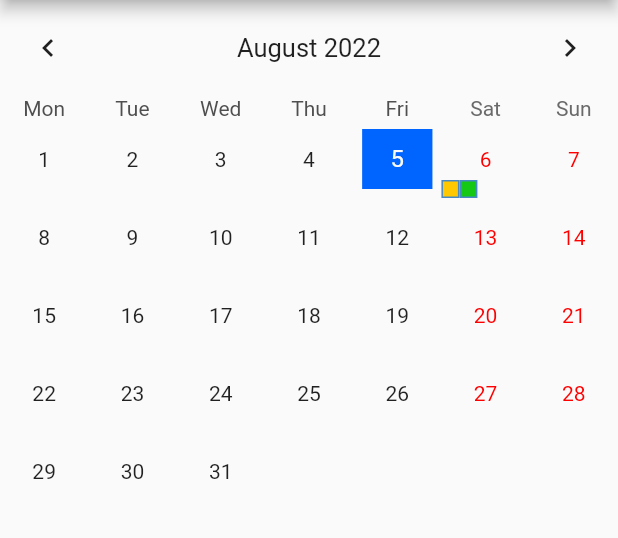
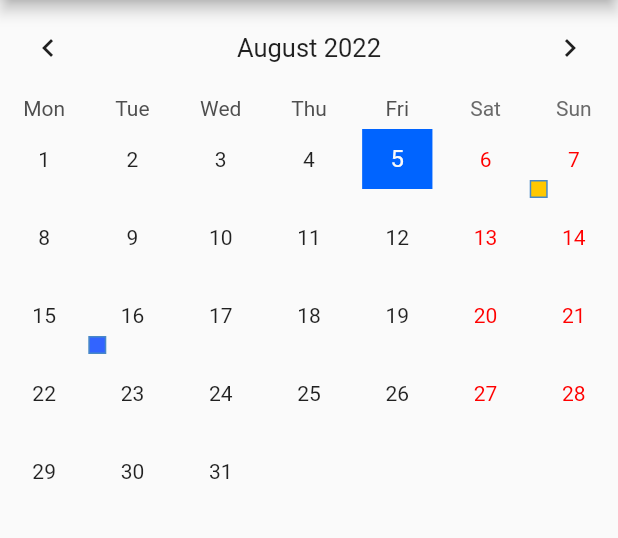
Before and after one commit to NoraLuay/mandaean-calendar-2023, a Flutter app: the screen it shows after launch, after a tap on "English", on a phone screen of 412 x 824 dp, the part 84-622 px from its top. Run offline on Flutter 3.47's test engine with Material 2 defaults, Android fonts, the phone set to English and light mode, and no system bars; drawn by our look-alikes of table_calendar; our stand-ins replace get, shared_preferences; generated files the repository leaves out were written again.

Commit message:
WIP: events translated but with parameters sent in constructors

```diff
--- a/lib/components/events_example.dart
+++ b/lib/components/events_example.dart
@@ -8,15 +8,21 @@ import 'package:table_calendar/table_calendar.dart';
 
 import '../utils.dart';
 
+
 class TableEventsExample extends StatefulWidget {
+    final Map<DateTime, List<Event>> calendarEvents;
+  const TableEventsExample({required this.calendarEvents});
+
   @override
-  _TableEventsExampleState createState() => _TableEventsExampleState();
+  _TableEventsExampleState createState() => _TableEventsExampleState(calendarEvents);
 }
 
 class _TableEventsExampleState extends State<TableEventsExample> {
   late final ValueNotifier<List<Event>> _selectedEvents;
   DateTime _focusedDay = DateTime.now();
   DateTime? _selectedDay;
+  final Map<DateTime, List<Event>> calendarEvents;
+  _TableEventsExampleState(this.calendarEvents);
 
   @override
   void initState() {
@@ -33,8 +39,7 @@ class _TableEventsExampleState extends State<TableEventsExample> {
   }
 
   List<Event> _getEventsForDay(DateTime day) {
-    // Implementation example
-    return kEvents[day] ?? [];
+    return events[day] ?? [];
   }
 
   void _onDaySelected(DateTime selectedDay, DateTime focusedDay) {
--- a/lib/l10n/app_ar.arb
+++ b/lib/l10n/app_ar.arb
@@ -1,14 +1,46 @@
 {
-    "appTitle": "Mandaean kalender",
-    "notification": "Notifikation",
-    "language": "Språk",
-    "about": "Om",
-    "chooseLanguage": "Välj språk",
-    "close": "Stäng",
-    "aboutDescription": "شكراً لك على استخدام التقويم المندائي!\n\nالتقويم لديه جميع المناسبات لعام ٢٠٢٢، مع كل مناسبة ولونها الخاص.\nسيؤدي الضغط على تاريخ ملون إلى عرض معلومات إضافية تخص المناسبات في ذلك اليوم.\n\nآملي أن يكون التقويم مفيداً، كما هو هدفي الرئيسي لتحقيقه.\n\nإذا كان لديك أي أسئلة، اقتراحات، أو أي شيء آخر، لا تترددوا في الاتصال بي.\n\nارشد فندي و نورا السداوي\narshad.fendi@gmail.com",
-    "colorsDescription": "وصف الألوان",
-    "religiousOccasion": "مناسبة دينية",
-    "beginningOfTheMonth": "رأس الشهر",
-    "lightDayOfFasting": "يوم أمبطل خفيف",
-    "heavyDayOfFasting": "يوم أمبطل ثقيل"
+  "appTitle": "تقويم المندائي",
+  "notification": "اشعارات",
+  "language": "لغة",
+  "about": "حول",
+  "chooseLanguage": "اختر لغة",
+  "close": "إغلاق",
+  "aboutDescription": "شكراً لك على استخدام التقويم المندائي!\n\nالتقويم لديه جميع المناسبات لعام ٢٠٢٢، مع كل مناسبة ولونها الخاص.\nسيؤدي الضغط على تاريخ ملون إلى عرض معلومات إضافية تخص المناسبات في ذلك اليوم.\n\nآملي أن يكون التقويم مفيداً، كما هو هدفي الرئيسي لتحقيقه.\n\nإذا كان لديك أي أسئلة، اقتراحات، أو أي شيء آخر، لا تترددوا في الاتصال بي.\n\nارشد فندي و نورا السداوي\narshad.fendi@gmail.com",
+  "colorsDescription": "وصف الألوان",
+  "religiousOccasion": "مناسبة دينية",
+  "beginningOfTheMonth": "رأس الشهر",
+  "lightDayOfFasting": "يوم أمبطل خفيف",
+  "heavyDayOfFasting": "يوم أمبطل ثقيل",
+  "comment_calendar_events_1": "=========== Events in calendar ===========",
+  "calendar_event_banja_day_1": "عيد الخليقة (برونايا) أو (البنجة): يوم ١",
+  "calendar_event_banja_day_2": "عيد الخليقة (برونايا) أو (البنجة): يوم ٢",
+  "calendar_event_banja_day_3": "عيد الخليقة (برونايا) أو (البنجة): يوم ٣",
+  "calendar_event_banja_day_4": "عيد الخليقة (برونايا) أو (البنجة): يوم ٤",
+  "calendar_event_banja_day_5": "عيد الخليقة (برونايا) أو (البنجة): يوم ٥",
+  "calendar_event_dehbaAdDemana": "عيد الديمومة (دِهبا إد دَيمانا)",
+  "calendar_event_kenshiWeZehli": "يوم اللقاء والنقاء (كنشي وزهلي) - اخر يوم السنة المندائية و اول ايام الإعتكاف (الكرصه)",
+  "calendar_event_dehbaAdRaba_1": "العيد الكبير (دِهبا إد ربا) - رأس السنة المندائية و تكملة الإعتكاف (الكرصة)",
+  "calendar_event_dehbaAdRaba_2": "ثاني أيام العيد الكبير - يوم الطلعة",
+  "calendar_event_aiedShoshian_1": "تذكار يوم شوشيان ربا - يوم ١",
+  "calendar_event_aiedShoshian_2": "تذكار يوم شوشيان ربا - يوم ٢",
+  "calendar_event_yomIlTihare": "تذكار يوم الطهارة (يوما اد دكياثا)",
+  "calendar_event_degIlFil": "تذكار يوم الأرتقاء (دك الفل)",
+  "calendar_event_dehbaAdHanena": "العيد الصغير (دهبا إد هَنينا)",
+  "calendar_event_abuAlhiris": "تذكار يوم الثواب (أبو الهريس)",
+  "comment_calendar_events_2": "=======================================",
+  "calendar_beginning_of_month_01": "أول شهر آب المَندائي",
+  "calendar_beginning_of_month_02": "أول شهر إيلول المَندائي",
+  "calendar_beginning_of_month_03": "أول شهر تِشرين المَندائي",
+  "calendar_beginning_of_month_04": "أول شهر مَشروان المَندائي",
+  "calendar_beginning_of_month_05": "أول شهر كانون المَندائي",
+  "calendar_beginning_of_month_06": "أول شهر طابيث المَندائي",
+  "calendar_beginning_of_month_07": "أول شهر شَباط المَندائي",
+  "calendar_beginning_of_month_08": "ول شهر آدار المَندائي",
+  "calendar_beginning_of_month_09": "أول شهر نيسان المَندائي",
+  "calendar_beginning_of_month_10": "أول شهر أيار المَندائي",
+  "calendar_beginning_of_month_11": "أول شهر سيوان المَندائي",
+  "calendar_beginning_of_month_12": "أول شهر تَموز المَندائي",
+  "comment_calendar_events_3": "=======================================",
+  "calendar_heavy_fasting": "يوم أمبطل ثقيل",
+  "calendar_light_fasting": "يوم أمبطل خفيف"
 }
--- a/lib/l10n/app_en.arb
+++ b/lib/l10n/app_en.arb
@@ -11,7 +11,6 @@
   "beginningOfTheMonth": "Beginning of the month",
   "lightDayOfFasting": "Light day of fasting",
   "heavyDayOfFasting": "Heavy day of fasting",
-
   "comment_calendar_events_1": "=========== Events in calendar ===========",
   "calendar_event_banja_day_1": "Benja (pronaya) feast: Day 1",
   "calendar_event_banja_day_2": "Benja (pronaya) feast: Day 2",
--- a/lib/main.dart
+++ b/lib/main.dart
@@ -3,6 +3,7 @@ import 'package:flutter_gen/gen_l10n/app_localizations.dart';
 import 'package:mandaean_calendar_2022/components/ButtonWithIcon.dart';
 import 'package:mandaean_calendar_2022/Constants.dart' as constants;
 import 'package:get/get.dart';
+import 'package:mandaean_calendar_2022/utils.dart';
 import 'package:shared_preferences/shared_preferences.dart';
 
 import 'components/events_example.dart';
@@ -57,6 +58,10 @@ class _MyHomePage extends State<MyHomePage> {
 
   @override
   Widget build(BuildContext context) {
+      Map<DateTime, List<Event>> calendarEvents = loadCalendarEvents(context);
+      events.clear();
+      events.addAll(calendarEvents);
+
     return Scaffold(
       appBar: AppBar(
         title: Text(AppLocalizations.of(context)!.appTitle),
@@ -93,7 +98,7 @@ class _MyHomePage extends State<MyHomePage> {
                   DateLegend(AppLocalizations.of(context)!.heavyDayOfFasting, colorHeavyDayOfFasting),
           ])),
         // body: MyTableCalendar(calendarEvents()),
-        body: TableEventsExample(),
+        body: TableEventsExample(calendarEvents: calendarEvents),
     );
   }
 }
@@ -163,86 +168,249 @@ Future<void> updateLocale(Locale locale, BuildContext context) async {
   Navigator.pop(context);
 }
 
-List calendarEvents() {
-    final _selectedDay = DateTime.now();
+Map<DateTime, List<Event>> loadCalendarEvents(BuildContext context) {
+  final eve = {
+    // Jan
+    DateTime.utc(2022, 1, 6): [
+      Event(const Color(0xFFFFC800),
+          AppLocalizations.of(context)!.lightDayOfFasting)
+    ],
+    DateTime.utc(2022, 1, 14): [
+      Event(const Color(0xFF3264FF),
+          AppLocalizations.of(context)!.calendar_beginning_of_month_01)
+    ],
 
-    Map<DateTime, List> _events = {
-        // Jan
+    // Feb
+    DateTime.utc(2022, 2, 13): [
+      Event(const Color(0xFF3264FF),
+          AppLocalizations.of(context)!.calendar_beginning_of_month_02)
+    ],
 
+    // Mar
+    DateTime.utc(2022, 3, 9): [
+      Event(const Color(0xFFFF0000),
+          AppLocalizations.of(context)!.heavyDayOfFasting)
+    ],
+    DateTime.utc(2022, 3, 10): [
+      Event(const Color(0xFFFF0000),
+          AppLocalizations.of(context)!.heavyDayOfFasting)
+    ],
+    DateTime.utc(2022, 3, 11): [
+      Event(const Color(0xFFFF0000),
+          AppLocalizations.of(context)!.heavyDayOfFasting)
+    ],
+    DateTime.utc(2022, 3, 12): [
+      Event(const Color(0xFFFF0000),
+          AppLocalizations.of(context)!.heavyDayOfFasting)
+    ],
+    DateTime.utc(2022, 3, 13): [
+      Event(const Color(0xFFFF0000),
+          AppLocalizations.of(context)!.heavyDayOfFasting)
+    ],
 
-        DateTime(2022, 1,  6): [{Color(0xFFFFC800): "aaa" }],
-        // DateTime(2022, 1, 14): [{Color(0xFF3264FF): AppLocalizations.of(context).translate("calendar_beginning_of_month_01")}],
-        //
-        // // Feb
-        // DateTime(2022, 2, 13): [{Color(0xFF3264FF): AppLocalizations.of(context).translate("calendar_beginning_of_month_02")}],
-        //
-        // // Mar
-        // DateTime(2022, 3,  9): [{Color(0xFFFF0000): AppLocalizations.of(context).translate("calendar_heavy_fasting")}],
-        // DateTime(2022, 3, 10): [{Color(0xFFFF0000): AppLocalizations.of(context).translate("calendar_heavy_fasting")}],
-        // DateTime(2022, 3, 11): [{Color(0xFFFF0000): AppLocalizations.of(context).translate("calendar_heavy_fasting")}],
-        // DateTime(2022, 3, 12): [{Color(0xFFFF0000): AppLocalizations.of(context).translate("calendar_heavy_fasting")}],
-        // DateTime(2022, 3, 13): [{Color(0xFFFF0000): AppLocalizations.of(context).translate("calendar_heavy_fasting")}],
-        // DateTime(2022, 3, 14): [{Color(0xFF14C815): AppLocalizations.of(context).translate("calendar_event_banja_day_1")}],
-        // DateTime(2022, 3, 15): [{Color(0xFF14C815): AppLocalizations.of(context).translate("calendar_event_banja_day_2")}],
-        // DateTime(2022, 3, 16): [{Color(0xFF14C815): AppLocalizations.of(context).translate("calendar_event_banja_day_3")}],
-        // DateTime(2022, 3, 17): [{Color(0xFF14C815): AppLocalizations.of(context).translate("calendar_event_banja_day_4")}],
-        // DateTime(2022, 3, 18): [{Color(0xFF14C815): AppLocalizations.of(context).translate("calendar_event_banja_day_5")}],
-        // DateTime(2022, 3, 19): [{Color(0xFF3264FF): AppLocalizations.of(context).translate("calendar_beginning_of_month_03")}, {Color(0xFFFFC800): AppLocalizations.of(context).translate("calendar_light_fasting")}],
-        //
-        // // Apr
-        // DateTime(2022, 4, 18): [{Color(0xFF3264FF): AppLocalizations.of(context).translate("calendar_beginning_of_month_04")}],
-        //
-        // // May
-        // DateTime(2022, 5, 18): [{Color(0xFF14C815): AppLocalizations.of(context).translate("calendar_event_dehbaAdDemana")}, {Color(0xFF3264FF): AppLocalizations.of(context).translate("calendar_beginning_of_month_05")}],
-        // DateTime(2022, 5, 19): [{Color(0xFFFF0000): AppLocalizations.of(context).translate("calendar_heavy_fasting")}],
-        //
-        // // Jun
-        // DateTime(2022, 6, 17): [{Color(0xFF3264FF): AppLocalizations.of(context).translate("calendar_beginning_of_month_06")}],
-        //
-        // // Jul
-        // DateTime(2022, 7, 14): [{Color(0xFFFFC800): AppLocalizations.of(context).translate("calendar_light_fasting")}],
-        // DateTime(2022, 7, 15): [{Color(0xFFFFC800): AppLocalizations.of(context).translate("calendar_light_fasting")}],
-        // DateTime(2022, 7, 16): [{Color(0xFF14C815): AppLocalizations.of(context).translate("calendar_event_kenshiWeZehli")}],
-        // DateTime(2022, 7, 17): [{Color(0xFF14C815): AppLocalizations.of(context).translate("calendar_event_dehbaAdRaba_1")}, {Color(0xFF3264FF): AppLocalizations.of(context).translate("calendar_beginning_of_month_07")}, {Color(0xFFFFC800): AppLocalizations.of(context).translate("calendar_light_fasting")}],
-        // DateTime(2022, 7, 18): [{Color(0xFF14C815): AppLocalizations.of(context).translate("calendar_event_dehbaAdRaba_2")}, {Color(0xFFFFC800): AppLocalizations.of(context).translate("calendar_light_fasting")}],
-        // DateTime(2022, 7, 19): [{Color(0xFFFFC800): AppLocalizations.of(context).translate("calendar_light_fasting")}],
-        // DateTime(2022, 7, 20): [{Color(0xFFFFC800): AppLocalizations.of(context).translate("calendar_light_fasting")}],
-        // DateTime(2022, 7, 21): [{Color(0xFFFFC800): AppLocalizations.of(context).translate("calendar_light_fasting")}],
-        // DateTime(2022, 7, 22): [{Color(0xFF14C815): AppLocalizations.of(context).translate("calendar_event_aiedShoshian_1")}, {Color(0xFFFF0000): AppLocalizations.of(context).translate("calendar_heavy_fasting")}],
-        // DateTime(2022, 7, 23): [{Color(0xFF14C815): AppLocalizations.of(context).translate("calendar_event_aiedShoshian_2")}, {Color(0xFFFF0000): AppLocalizations.of(context).translate("calendar_heavy_fasting")}],
-        // DateTime(2022, 7, 24): [{Color(0xFFFFC800): AppLocalizations.of(context).translate("calendar_light_fasting")}],
-        // DateTime(2022, 7, 25): [{Color(0xFFFFC800): AppLocalizations.of(context).translate("calendar_light_fasting")}],
-        // DateTime(2022, 7, 26): [{Color(0xFFFFC800): AppLocalizations.of(context).translate("calendar_light_fasting")}],
-        // DateTime(2022, 7, 27): [{Color(0xFFFFC800): AppLocalizations.of(context).translate("calendar_light_fasting")}],
-        // DateTime(2022, 7, 28): [{Color(0xFFFFC800): AppLocalizations.of(context).translate("calendar_light_fasting")}],
-        // DateTime(2022, 7, 29): [{Color(0xFFFFC800): AppLocalizations.of(context).translate("calendar_light_fasting")}],
-        // DateTime(2022, 7, 30): [{Color(0xFFFFC800): AppLocalizations.of(context).translate("calendar_light_fasting")}],
-        // DateTime(2022, 7, 31): [{Color(0xFF14C815): AppLocalizations.of(context).translate("calendar_event_yomIlTihare")}],
-        //
-        // // Aug
-        // DateTime(2022, 8,  7): [{Color(0xFFFFC800): AppLocalizations.of(context).translate("calendar_light_fasting")}],
-        // DateTime(2022, 8, 16): [{Color(0xFF3264FF): AppLocalizations.of(context).translate("calendar_beginning_of_month_08")}],
-        //
-        // // Sep
-        // DateTime(2022, 9,  9): [{Color(0xFFFFC800): AppLocalizations.of(context).translate("calendar_light_fasting")}],
-        // DateTime(2022, 9, 15): [{Color(0xFF3264FF): AppLocalizations.of(context).translate("calendar_beginning_of_month_09")}],
-        //
-        // // Oct
-        // DateTime(2022, 10, 15): [{Color(0xFF14C815): AppLocalizations.of(context).translate("calendar_event_degIlFil")}, {Color(0xFF3264FF): AppLocalizations.of(context).translate("calendar_beginning_of_month_10")}, {Color(0xFFFFC800): AppLocalizations.of(context).translate("calendar_light_fasting")}],
-        // DateTime(2022, 10, 16): [{Color(0xFFFFC800): AppLocalizations.of(context).translate("calendar_light_fasting")}],
-        // DateTime(2022, 10, 17): [{Color(0xFFFFC800): AppLocalizations.of(context).translate("calendar_light_fasting")}],
-        // DateTime(2022, 10, 18): [{Color(0xFFFFC800): AppLocalizations.of(context).translate("calendar_light_fasting")}],
-        //
-        // // Nov
-        // DateTime(2022, 11,  1): [{Color(0xFF14C815): AppLocalizations.of(context).translate("calendar_event_dehbaAdHanena")}],
-        // DateTime(2022, 11, 14): [{Color(0xFF3264FF): AppLocalizations.of(context).translate("calendar_beginning_of_month_11")}],
-        //
-        // // Dec
-        // DateTime(2022, 12, 14): [{Color(0xFF14C815): AppLocalizations.of(context).translate("calendar_event_abuAlhiris")}, {Color(0xFF3264FF): AppLocalizations.of(context).translate("calendar_beginning_of_month_12")}],
-        // DateTime(2022, 12, 22): [{Color(0xFFFFC800): AppLocalizations.of(context).translate("calendar_light_fasting")}],
-        // DateTime(2022, 12, 28): [{Color(0xFFFFC800): AppLocalizations.of(context).translate("calendar_light_fasting")}],
-    };
+    DateTime.utc(2022, 3, 14): [
+      Event(const Color(0xFF14C815),
+          AppLocalizations.of(context)!.calendar_event_banja_day_1)
+    ],
+    DateTime.utc(2022, 3, 15): [
+      Event(const Color(0xFF14C815),
+          AppLocalizations.of(context)!.calendar_event_banja_day_2)
+    ],
+    DateTime.utc(2022, 3, 16): [
+      Event(const Color(0xFF14C815),
+          AppLocalizations.of(context)!.calendar_event_banja_day_3)
+    ],
+    DateTime.utc(2022, 3, 17): [
+      Event(const Color(0xFF14C815),
+          AppLocalizations.of(context)!.calendar_event_banja_day_4)
+    ],
+    DateTime.utc(2022, 3, 18): [
+      Event(const Color(0xFF14C815),
+          AppLocalizations.of(context)!.calendar_event_banja_day_5)
+    ],
+    DateTime.utc(2022, 3, 19): [
+      Event(const Color(0xFF3264FF),
+          AppLocalizations.of(context)!.calendar_beginning_of_month_03),
+      Event(const Color(0xFFFFC800),
+          AppLocalizations.of(context)!.lightDayOfFasting)
+    ],
 
-    return _events[DateTime(_selectedDay.year, _selectedDay.month, _selectedDay.day)] ?? [];
+    // Apr
+    DateTime.utc(2022, 4, 18): [
+      Event(const Color(0xFF3264FF),
+          AppLocalizations.of(context)!.calendar_beginning_of_month_04)
+    ],
 
+    // May
+    DateTime.utc(2022, 5, 18): [
+      Event(const Color(0xFF14C815),
+          AppLocalizations.of(context)!.calendar_event_dehbaAdDemana),
+      Event(const Color(0xFF3264FF),
+          AppLocalizations.of(context)!.calendar_beginning_of_month_05)
+    ],
+    DateTime.utc(2022, 5, 19): [
+      Event(const Color(0xFFFF0000),
+          AppLocalizations.of(context)!.heavyDayOfFasting)
+    ],
+
+    // Jun
+    DateTime.utc(2022, 6, 17): [
+      Event(const Color(0xFF3264FF),
+          AppLocalizations.of(context)!.calendar_beginning_of_month_06)
+    ],
+
+    // Jul
+    DateTime.utc(2022, 7, 14): [
+      Event(const Color(0xFFFFC800),
+          AppLocalizations.of(context)!.lightDayOfFasting)
+    ],
+    DateTime.utc(2022, 7, 15): [
+      Event(const Color(0xFFFFC800),
+          AppLocalizations.of(context)!.lightDayOfFasting)
+    ],
+    DateTime.utc(2022, 7, 16): [
+      Event(const Color(0xFF14C815),
+          AppLocalizations.of(context)!.calendar_event_kenshiWeZehli)
+    ],
+    DateTime.utc(2022, 7, 17): [
+      Event(const Color(0xFF14C815),
+          AppLocalizations.of(context)!.calendar_event_dehbaAdRaba_1),
+      Event(const Color(0xFF3264FF),
+          AppLocalizations.of(context)!.calendar_beginning_of_month_07),
+      Event(const Color(0xFFFFC800),
+          AppLocalizations.of(context)!.lightDayOfFasting)
+    ],
+    DateTime.utc(2022, 7, 18): [
+      Event(const Color(0xFF14C815),
+          AppLocalizations.of(context)!.calendar_event_dehbaAdRaba_2),
+      Event(const Color(0xFFFFC800),
+          AppLocalizations.of(context)!.lightDayOfFasting)
+    ],
+    DateTime.utc(2022, 7, 19): [
+      Event(const Color(0xFFFFC800),
+          AppLocalizations.of(context)!.lightDayOfFasting)
+    ],
+    DateTime.utc(2022, 7, 20): [
+      Event(const Color(0xFFFFC800),
+          AppLocalizations.of(context)!.lightDayOfFasting)
+    ],
+    DateTime.utc(2022, 7, 21): [
+      Event(const Color(0xFFFFC800),
+          AppLocalizations.of(context)!.lightDayOfFasting)
+    ],
+    DateTime.utc(2022, 7, 22): [
+      Event(const Color(0xFF14C815),
+          AppLocalizations.of(context)!.calendar_event_aiedShoshian_1),
+      Event(const Color(0xFFFF0000),
+          AppLocalizations.of(context)!.heavyDayOfFasting)
+    ],
+    DateTime.utc(2022, 7, 23): [
+      Event(const Color(0xFF14C815),
+          AppLocalizations.of(context)!.calendar_event_aiedShoshian_2),
+      Event(const Color(0xFFFF0000),
+          AppLocalizations.of(context)!.heavyDayOfFasting)
+    ],
+    DateTime.utc(2022, 7, 24): [
+      Event(const Color(0xFFFFC800),
+          AppLocalizations.of(context)!.lightDayOfFasting)
+    ],
+    DateTime.utc(2022, 7, 25): [
+      Event(const Color(0xFFFFC800),
+          AppLocalizations.of(context)!.lightDayOfFasting)
+    ],
+    DateTime.utc(2022, 7, 26): [
+      Event(const Color(0xFFFFC800),
+          AppLocalizations.of(context)!.lightDayOfFasting)
+    ],
+    DateTime.utc(2022, 7, 27): [
+      Event(const Color(0xFFFFC800),
+          AppLocalizations.of(context)!.lightDayOfFasting)
+    ],
+    DateTime.utc(2022, 7, 28): [
+      Event(const Color(0xFFFFC800),
+          AppLocalizations.of(context)!.lightDayOfFasting)
+    ],
+    DateTime.utc(2022, 7, 29): [
+      Event(const Color(0xFFFFC800),
+          AppLocalizations.of(context)!.lightDayOfFasting)
+    ],
+    DateTime.utc(2022, 7, 30): [
+      Event(const Color(0xFFFFC800),
+          AppLocalizations.of(context)!.lightDayOfFasting)
+    ],
+    DateTime.utc(2022, 7, 31): [
+      Event(const Color(0xFF14C815),
+          AppLocalizations.of(context)!.calendar_event_yomIlTihare)
+    ],
+
+    // Aug
+    DateTime.utc(2022, 8, 7): [
+      Event(const Color(0xFFFFC800),
+          AppLocalizations.of(context)!.lightDayOfFasting)
+    ],
+    DateTime.utc(2022, 8, 16): [
+      Event(const Color(0xFF3264FF),
+          AppLocalizations.of(context)!.calendar_beginning_of_month_08)
+    ],
+
+    // Sep
+    DateTime.utc(2022, 9, 9): [
+      Event(const Color(0xFFFFC800),
+          AppLocalizations.of(context)!.lightDayOfFasting)
+    ],
+    DateTime.utc(2022, 9, 15): [
+      Event(const Color(0xFF3264FF),
+          AppLocalizations.of(context)!.calendar_beginning_of_month_09)
+    ],
+
+    // Oct
+    DateTime.utc(2022, 10, 15): [
+      Event(const Color(0xFF14C815),
+          AppLocalizations.of(context)!.calendar_event_degIlFil),
+      Event(const Color(0xFF3264FF),
+          AppLocalizations.of(context)!.calendar_beginning_of_month_10),
+      Event(const Color(0xFFFFC800),
+          AppLocalizations.of(context)!.lightDayOfFasting)
+    ],
+    DateTime.utc(2022, 10, 16): [
+      Event(const Color(0xFFFFC800),
+          AppLocalizations.of(context)!.lightDayOfFasting)
+    ],
+    DateTime.utc(2022, 10, 17): [
+      Event(const Color(0xFFFFC800),
+          AppLocalizations.of(context)!.lightDayOfFasting)
+    ],
+    DateTime.utc(2022, 10, 18): [
+      Event(const Color(0xFFFFC800),
+          AppLocalizations.of(context)!.lightDayOfFasting)
+    ],
+
+    // Nov
+    DateTime.utc(2022, 11, 1): [
+      Event(const Color(0xFF14C815),
+          AppLocalizations.of(context)!.calendar_event_dehbaAdHanena)
+    ],
+    DateTime.utc(2022, 11, 14): [
+      Event(const Color(0xFF3264FF),
+          AppLocalizations.of(context)!.calendar_beginning_of_month_11)
+    ],
+
+    // Dec
+    DateTime.utc(2022, 12, 14): [
+      Event(const Color(0xFF14C815),
+          AppLocalizations.of(context)!.calendar_event_yomIlTihare),
+      Event(const Color(0xFF3264FF),
+          AppLocalizations.of(context)!.calendar_beginning_of_month_12)
+    ],
+    DateTime.utc(2022, 12, 22): [
+      Event(const Color(0xFFFFC800),
+          AppLocalizations.of(context)!.lightDayOfFasting)
+    ],
+    DateTime.utc(2022, 12, 28): [
+      Event(const Color(0xFFFFC800),
+          AppLocalizations.of(context)!.lightDayOfFasting)
+    ],
+  };
+
+  return eve;
 }
--- a/lib/utils.dart
+++ b/lib/utils.dart
@@ -16,13 +16,4 @@ class Event {
   String toString() => title;
 }
 
-final kEvents = {
-  DateTime.utc(2022, 8, 6): [
-    const Event(Color(0xFFFFC800), 'Today\'s Event 1'),
-    const Event(Color(0xFF14C815), 'Today\'s Event 2'),
-  ]
-};
-
-final kToday = DateTime.now();
-final kFirstDay = DateTime(kToday.year, kToday.month, kToday.day);
-final kLastDay = DateTime(kToday.year, kToday.month, kToday.day);
+final events = {};
```
Lines whose indentation alone changed are shown as unchanged.
